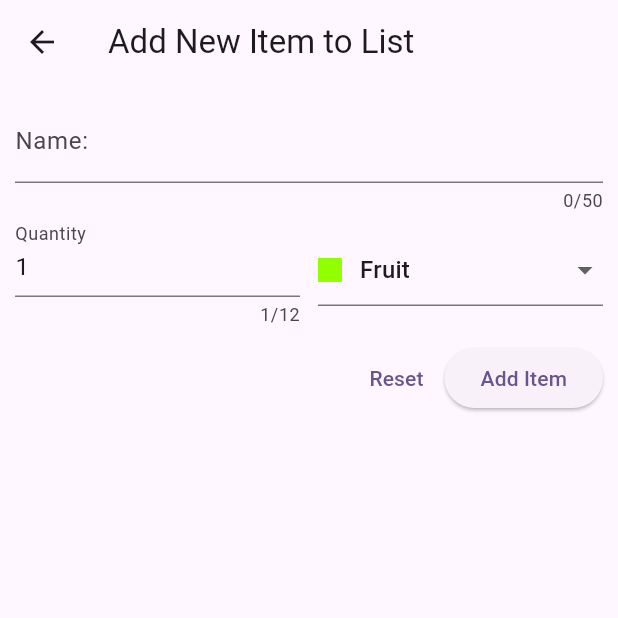
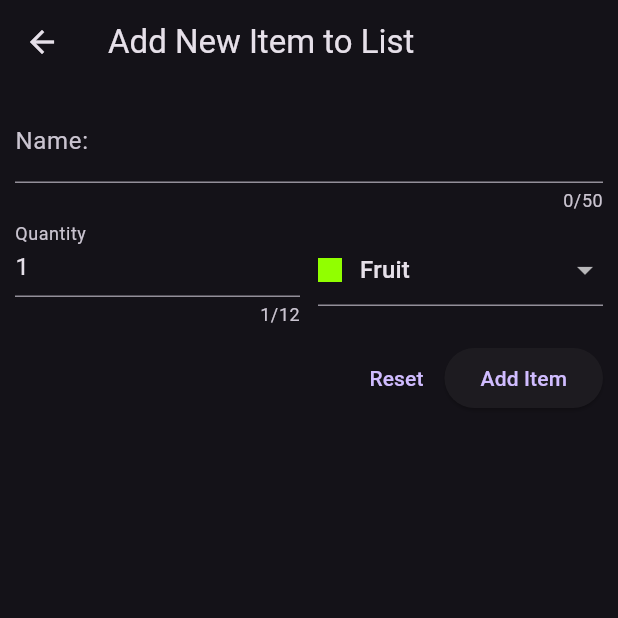
Before and after one commit to subashghimirey/Grocery-Shopping-App-with-Backend, a Flutter app: the screen it shows after launch, after a tap on the "add" icon, on a phone screen of 412 x 824 dp, the top half of it. Run offline on Flutter 3.47's test engine with Material 3 defaults, Android fonts, the phone set to English and light mode, and no system bars; missing offline and left inert: dart:ffi; network calls fail.

```diff
--- a/lib/main.dart
+++ b/lib/main.dart
@@ -32,6 +32,8 @@ class MyApp extends StatelessWidget {
         colorScheme: ColorScheme.fromSeed(seedColor: Colors.deepPurple),
         useMaterial3: true,
       ),
+      themeMode: ThemeMode.dark,
+      darkTheme: ThemeData.dark(),
       home: const ShoppingListScreen(),
     );
   }
--- a/lib/shopping_list_screen.dart
+++ b/lib/shopping_list_screen.dart
@@ -1,9 +1,14 @@
-import 'dart:math';
+import 'dart:convert';
+import 'dart:ffi';
+import 'dart:isolate';
 
 import 'package:flutter/material.dart';
+import 'package:shopping_list/data/category_data.dart';
 import 'package:shopping_list/models/grocery_items.dart';
 import 'package:shopping_list/widgets/item.dart';
 import 'package:shopping_list/widgets/new_item.dart';
+
+import 'package:http/http.dart' as http;
 
 class ShoppingListScreen extends StatefulWidget {
   const ShoppingListScreen({super.key});
@@ -13,7 +18,61 @@ class ShoppingListScreen extends StatefulWidget {
 }
 
 class _ShoppingListScreenState extends State<ShoppingListScreen> {
-  final List<GroceryItem> _groceryItems = [];
+  List<GroceryItem> _groceryItems = [];
+
+  var _isLoading = true;
+
+  @override
+  void initState() {
+    super.initState();
+    loadItems();
+  }
+
+  void loadItems() async {
+    final List<GroceryItem> loadedGroceryItems = [];
+
+    final url = Uri.https(
+        "grocerylist-42da4-default-rtdb.asia-southeast1.firebasedatabase.app",
+        'grocery-Items-List.json');
+
+    final response = await http.get(url);
+
+    final Map<String, dynamic> listData = json.decode(response.body);
+
+    for (final item in listData.entries) {
+      final category = categories.entries
+          .firstWhere(
+            (catItem) => catItem.value.title == item.value['category'],
+          )
+          .value;
+
+      loadedGroceryItems.add(
+        GroceryItem(
+          id: item.key,
+          name: item.value['name'],
+          quantity: item.value['quantity'],
+          category: category,
+        ),
+      );
+    }
+
+    setState(() {
+      _groceryItems = loadedGroceryItems;
+      _isLoading = false;
+    });
+  }
+
+  void addItem() async {
+    var newItem = await Navigator.of(context)
+        .push(MaterialPageRoute(builder: (context) => const NewItem()));
+
+    if (newItem == null) {
+      return;
+    }
+    setState(() {
+      _groceryItems.add(newItem);
+    });
+  }
 
   void _removeGroceryItem(GroceryItem item) {
     //we find the index so that we can undo the deletion and insert in same index
@@ -40,22 +99,43 @@ class _ShoppingListScreenState extends State<ShoppingListScreen> {
 
   @override
   Widget build(BuildContext context) {
-    void addItem() async {
-      var newItem = await Navigator.of(context).push<GroceryItem>(
-          MaterialPageRoute(builder: (context) => const NewItem()));
+    Widget content = Center(
+      child: Row(
+        mainAxisAlignment: MainAxisAlignment.center,
+        children: [
+          const Text(
+            "Add some items clicking here",
+            style: TextStyle(fontSize: 18),
+          ),
+          IconButton(
+              onPressed: addItem,
+              icon: const Icon(
+                Icons.add,
+                size: 30,
+                color: Colors.white,
+              ))
+        ],
+      ),
+    );
 
-      if (newItem == null) {
-        return;
+    if (_isLoading) {
+      content = const Center(
+        child: CircularProgressIndicator(),
+      );
     }
 
-      setState(() {
-        _groceryItems.add(newItem);
-      });
-    }
-
-    Widget content = ListView.builder(
+    if (_groceryItems.isNotEmpty) {
+      content = ListView.builder(
           itemCount: _groceryItems.length,
           itemBuilder: (context, index) => Dismissible(
+                background: Container(
+                  margin:
+                      const EdgeInsets.symmetric(vertical: 8, horizontal: 12),
+                  decoration: BoxDecoration(
+                    borderRadius: BorderRadius.circular(12),
+                    color: Theme.of(context).colorScheme.error.withOpacity(0.7),
+                  ),
+                ),
                 key: ValueKey(_groceryItems[index].id),
                 child: Item(
                   groceryitem: _groceryItems[index],
@@ -63,11 +143,6 @@ class _ShoppingListScreenState extends State<ShoppingListScreen> {
                 onDismissed: (direction) =>
                     _removeGroceryItem(_groceryItems[index]),
               ));
-
-    if (_groceryItems.isEmpty) {
-      content = const Center(
-        child: Text("Add some items!"),
-      );
     }
 
     return Scaffold(
@@ -78,7 +153,12 @@ class _ShoppingListScreenState extends State<ShoppingListScreen> {
             style: TextStyle(color: Colors.white),
           ),
           actions: [
-            IconButton(onPressed: addItem, icon: const Icon(Icons.add))
+            IconButton(
+                onPressed: addItem,
+                icon: const Icon(
+                  Icons.add,
+                  color: Colors.white,
+                ))
           ],
         ),
         body: content);
--- a/pubspec.yaml
+++ b/pubspec.yaml
@@ -35,6 +35,7 @@ dependencies:
   # The following adds the Cupertino Icons font to your application.
   # Use with the CupertinoIcons class for iOS style icons.
   cupertino_icons: ^1.0.6
+  http: ^1.2.1
 
 dev_dependencies:
   flutter_test:
```
Also changed, not shown: lib/widgets/new_item.dart (+47 -11 lines), pubspec.lock. Lines whose indentation alone changed are shown as unchanged.
